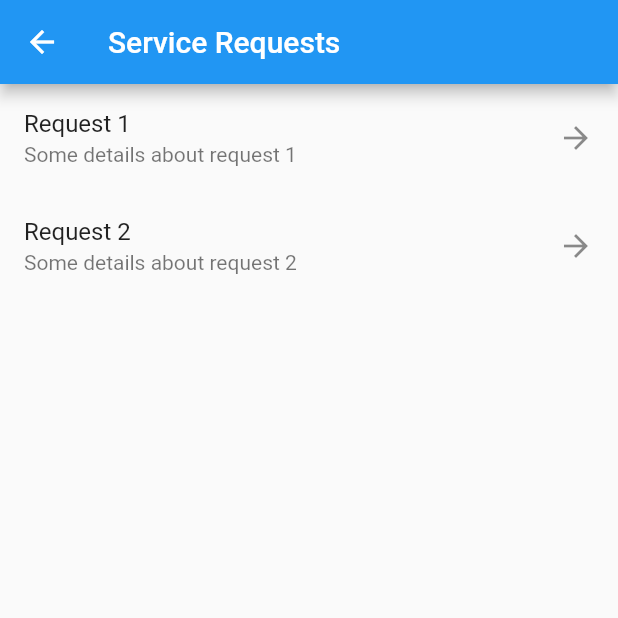
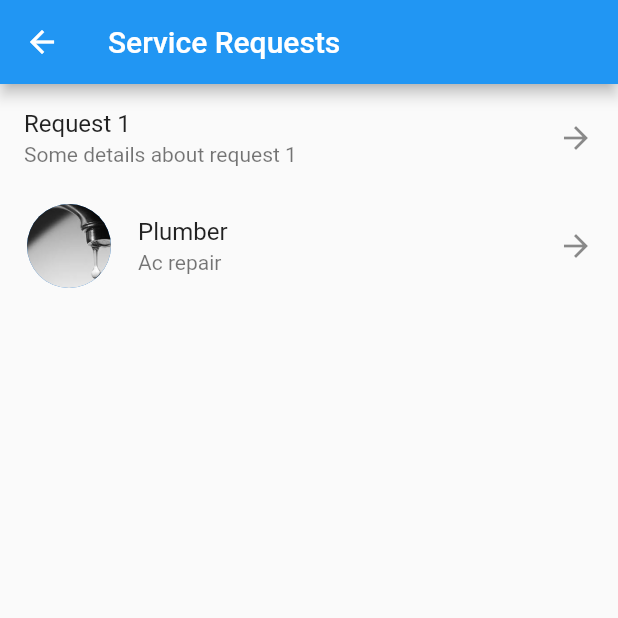
Before and after one commit to Ankit-Dhattarwal/Homzy_provider, a Flutter app: the screen it shows after launch, item 2 of the bottom bar chosen, on a phone screen of 412 x 824 dp, the top half of it. Run offline on Flutter 3.47's test engine with Material 2 defaults, Android fonts, the light colour scheme and no system bars.

Commit message:
provider first 1.0

```diff
--- a/lib/notification /request_screen.dart
+++ b/lib/notification /request_screen.dart
@@ -33,8 +33,12 @@ class ServiceRequestScreen extends StatelessWidget {
               // Navigate to detail screen for request 2
             },
             child: ListTile(
-              title: Text('Request 2'),
-              subtitle: Text('Some details about request 2'),
+              leading: CircleAvatar(
+                radius: 30,
+                backgroundImage: AssetImage('assets/images.jpeg'),
+              ),
+              title: Text('Plumber'),
+              subtitle: Text('Ac repair'),
               trailing: Icon(Icons.arrow_forward),
             ),
           ),
```
